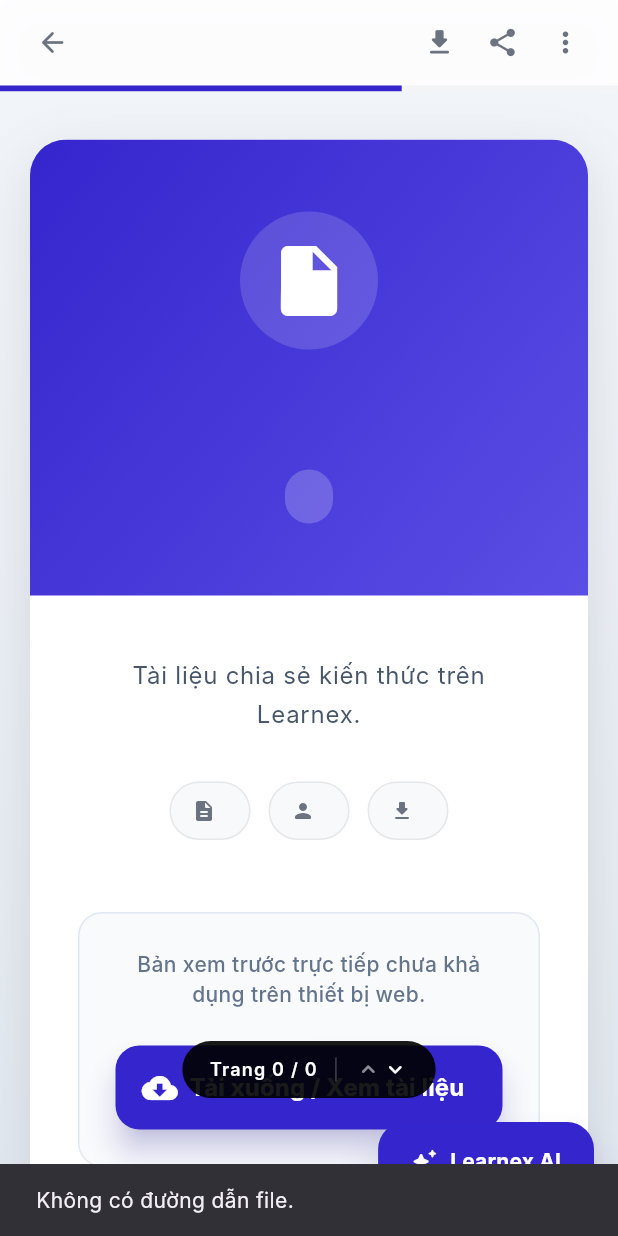
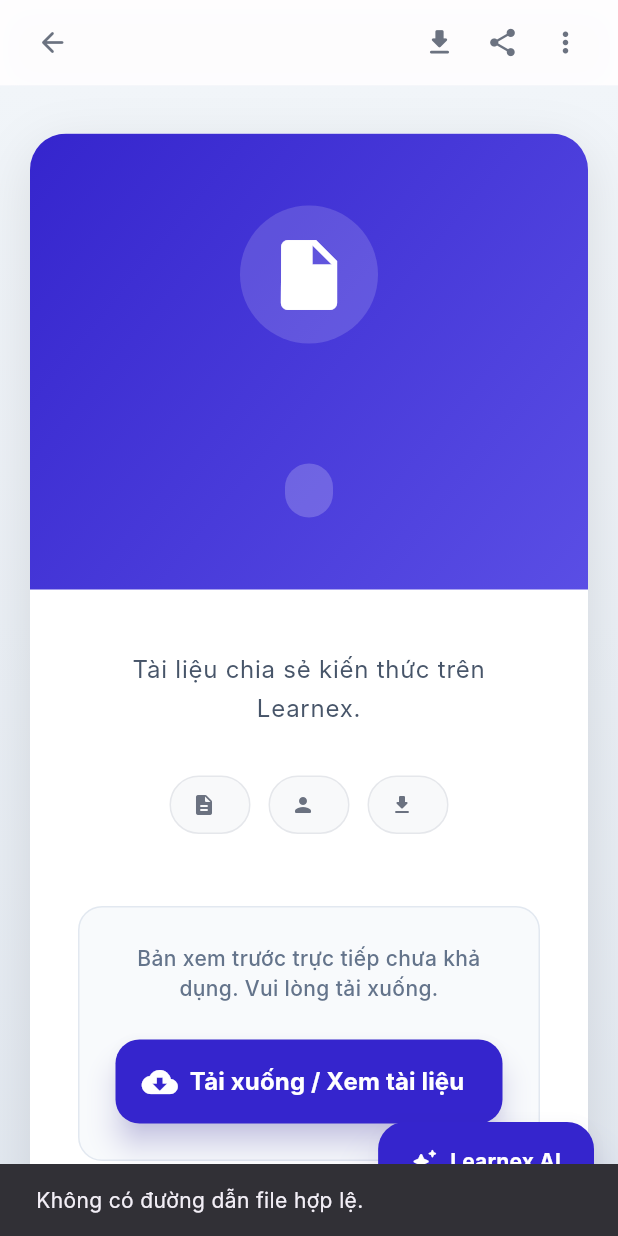
Before and after one commit to TranDinhVo/Learnex, a Flutter app: the DocumentViewerScreen screen opened directly with empty values, after a tap on the "download" icon, on a phone screen of 412 x 824 dp. Run offline on Flutter 3.47's test engine with Material 3 defaults, Android fonts, the phone set to English and light mode, and no system bars; our stand-ins replace audioplayers, dio, equatable, file_picker, firebase_core, firebase_messaging and 7 more; missing offline and left inert: flutter_webrtc; accounts and stored records are empty; network calls fail; Roboto replaces fonts that are missing (Inter).

Commit message:
feat: document

```diff
--- a/mobile/lib/core/network/api_endpoints.dart
+++ b/mobile/lib/core/network/api_endpoints.dart
@@ -42,6 +42,7 @@
   static const String savedDocuments = '/documents/saved';
   static String documentById(String id) => '/documents/$id';
   static String downloadDocument(String id) => '/documents/$id/download';
+  static String streamDocument(String id) => '/documents/$id/stream';
   static String viewDocument(String id) => '/documents/$id/view';
   static String toggleSaveDocument(String id) => '/documents/$id/save';
 
--- a/mobile/lib/features/folder/data/datasources/document_remote_datasource.dart
+++ b/mobile/lib/features/folder/data/datasources/document_remote_datasource.dart
@@ -125,11 +125,18 @@
     return response.data as Map<String, dynamic>;
   }
 
-  /// Tải tài liệu (tăng download count)
+  /// Tải tài liệu (tăng download count, trả về attachment URL)
   Future<String> download(String id) async {
     final response = await _dio.get(ApiEndpoints.downloadDocument(id));
     final data = response.data as Map<String, dynamic>;
-    return (data['data']?['url'] ?? data['url'] ?? '') as String;
+    // Backend trả về { data: { file_url: '...' } }
+    final fileUrl = (data['data']?['file_url'] ?? '') as String;
+    return fileUrl;
+  }
+
+  /// Lấy URL stream tải trực tiếp từ backend (bypass Cloudinary)
+  String streamUrl(String id) {
+    return ApiEndpoints.streamDocument(id);
   }
 
   /// Track view
--- a/mobile/lib/features/folder/presentation/screens/document_viewer_screen.dart
+++ b/mobile/lib/features/folder/presentation/screens/document_viewer_screen.dart
@@ -25,17 +25,36 @@
   }
 
   Future<void> _downloadFile(BuildContext context) async {
-    final url = Uri.tryParse(document.fileUrl);
-    if (url == null || document.fileUrl.isEmpty) {
+    // 1. Gửi request báo cho backend biết để tăng số lượt tải (download_count)
+    context.read<DocumentBloc>().add(DownloadDocumentEvent(documentId: document.id));
+
+    // 2. Lấy URL gốc của file từ Cloudinary
+    String downloadUrl = document.fileUrl;
+
+    // 3. Chèn cờ `fl_attachment` vào Cloudinary URL để ép trình duyệt mobile tải file về thay vì xem trực tiếp
+    // Điều này giúp tránh lỗi ERR_INVALID_RESPONSE trên Chrome Android khi mở file raw
+    if (downloadUrl.contains('/raw/upload/')) {
+      downloadUrl = downloadUrl.replaceFirst('/raw/upload/', '/raw/upload/fl_attachment/');
+    } else if (downloadUrl.contains('/image/upload/')) {
+      downloadUrl = downloadUrl.replaceFirst('/image/upload/', '/image/upload/fl_attachment/');
+    } else if (downloadUrl.contains('/video/upload/')) {
+      downloadUrl = downloadUrl.replaceFirst('/video/upload/', '/video/upload/fl_attachment/');
+    }
+
+    final uri = Uri.tryParse(downloadUrl);
+    if (uri == null || downloadUrl.isEmpty) {
+      if (context.mounted) {
         ScaffoldMessenger.of(context).showSnackBar(
-        const SnackBar(content: Text('Không có đường dẫn file.')),
+          const SnackBar(content: Text('Không có đường dẫn file hợp lệ.')),
         );
+      }
       return;
     }
-    context.read<DocumentBloc>().add(DownloadDocumentEvent(documentId: document.id));
-    if (await canLaunchUrl(url)) {
-      await launchUrl(url, mode: LaunchMode.externalApplication);
-    } else {
+
+    // 4. Mở trình duyệt ngoài để tiến hành tải file
+    try {
+      await launchUrl(uri, mode: LaunchMode.externalApplication);
+    } catch (e) {
       if (context.mounted) {
         ScaffoldMessenger.of(context).showSnackBar(
           const SnackBar(content: Text('Không thể mở file. Vui lòng thử lại.')),
@@ -137,7 +156,6 @@
                       ],
                     ),
                   ),
-                  const _ViewerProgressBar(progress: 0.65),
                 ],
               ),
             ),
@@ -263,7 +281,7 @@
                                         child: Column(
                                           children: [
                                             Text(
-                                              'Bản xem trước trực tiếp chưa khả dụng trên thiết bị web.',
+                                              'Bản xem trước trực tiếp chưa khả dụng. Vui lòng tải xuống.',
                                               textAlign: TextAlign.center,
                                               style: theme.textTheme.bodyMedium?.copyWith(
                                                 color: const Color(0xFF64748B),
@@ -313,7 +331,6 @@
                       right: 0,
                       child: Column(
                         children: [
-                          _PageIndicator(document: document),
                           const SizedBox(height: 16),
                           Padding(
                             padding: const EdgeInsets.symmetric(horizontal: 16),
@@ -596,6 +613,8 @@
 
     return Material(
       color: Colors.transparent,
+      child: Padding(
+        padding: EdgeInsets.only(bottom: MediaQuery.of(context).viewInsets.bottom),
         child: Stack(
           children: [
             Positioned.fill(
@@ -607,7 +626,7 @@
             Align(
               alignment: Alignment.bottomCenter,
               child: Container(
-              height: MediaQuery.of(context).size.height * 0.8,
+                height: MediaQuery.of(context).size.height * 0.75,
               decoration: const BoxDecoration(
                 color: Color(0xFFFCFCFD),
                 borderRadius: BorderRadius.vertical(top: Radius.circular(32)),
@@ -864,6 +883,7 @@
           ),
         ],
         ),
+      ),
     );
   }
 }
```
Also changed, not shown: mobile/lib/features/chat/presentation/widgets/chat_bubble.dart (+33 -7 lines), 2 other files. Lines whose indentation alone changed are shown as unchanged.
